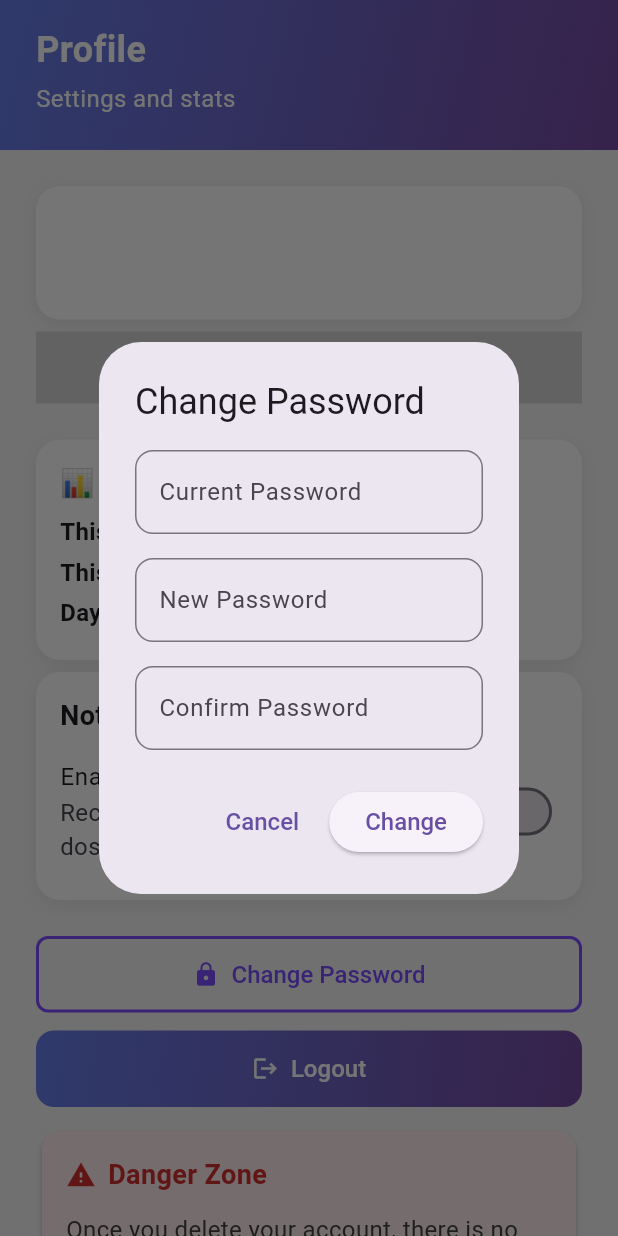
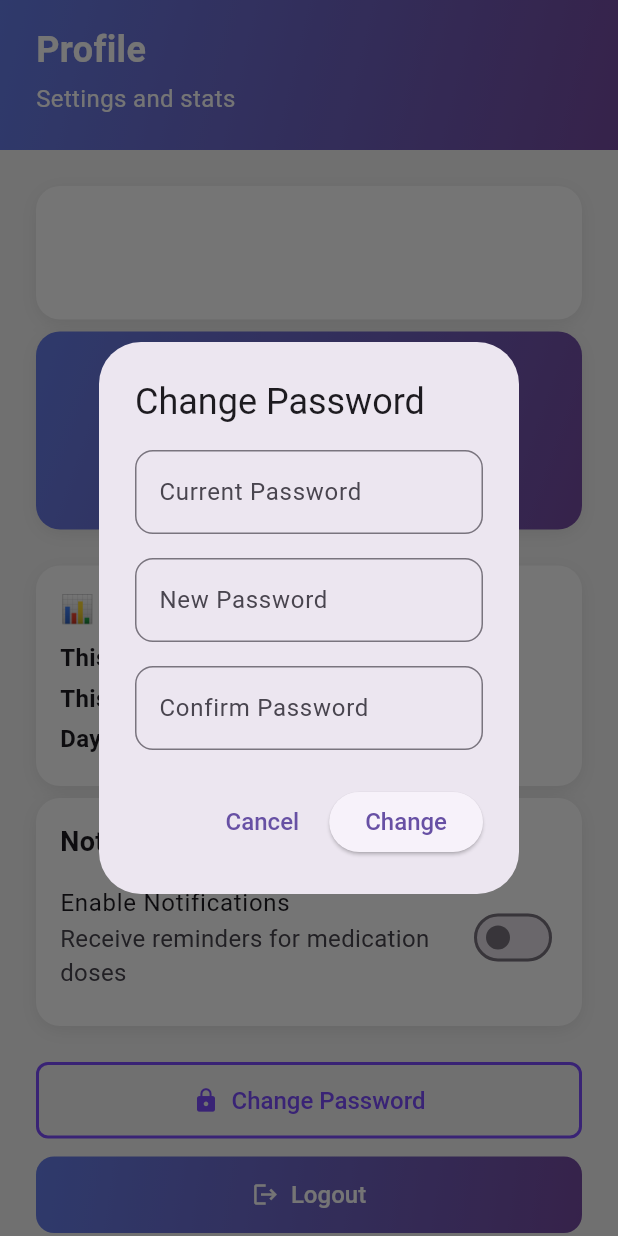
Before and after one commit to xkoziar/MedTrack, a Flutter app: the ProfilePage screen opened directly, after a tap on "Change Password", on a phone screen of 412 x 824 dp. Run offline on Flutter 3.47's test engine with Material 3 defaults, Android fonts, the phone set to English and light mode, and no system bars; our stand-ins replace cloud_firestore, firebase_auth, firebase_core, get_it, rxdart; accounts and stored records are empty.

Commit message:
profile page updated a bit

```diff
--- /dev/null
+++ b/lib/components/profile/profile_content.dart
@@ -0,0 +1,83 @@
+import 'package:flutter/material.dart';
+import 'package:med_track/components/common/adherence_rate_card.dart';
+import 'package:med_track/components/common/gradient_header.dart';
+import 'package:med_track/components/profile/danger_zone_card.dart';
+import 'package:med_track/components/profile/notification_settings_card.dart';
+import 'package:med_track/components/profile/profile_action_buttons.dart';
+import 'package:med_track/components/profile/user_info_card.dart';
+import 'package:med_track/components/profile/user_stats_card.dart';
+import 'package:med_track/database/model/app_user.dart';
+import 'package:med_track/database/model/dose_event.dart';
+import 'package:med_track/utils/constants.dart';
+import 'package:med_track/utils/helpers/adherence_calculator.dart';
+
+class ProfileContent extends StatelessWidget {
+  final AppUser user;
+  final List<DoseEvent> events;
+  final VoidCallback onLogout;
+  final VoidCallback onChangePassword;
+  final VoidCallback onDeleteAccount;
+  final Function(bool) onToggleNotifications;
+
+  const ProfileContent({
+    super.key,
+    required this.user,
+    required this.events,
+    required this.onLogout,
+    required this.onChangePassword,
+    required this.onDeleteAccount,
+    required this.onToggleNotifications,
+  });
+
+  @override
+  Widget build(BuildContext context) {
+    final adherence30d = calculateAdherence(events, MedAdherence.days30);
+    final thisWeekStats = formatAdherence(events, MedAdherence.days7);
+    final thisMonthStats = formatAdherence(events, MedAdherence.days30);
+    final streak = calculateStreak(events);
+
+    return CustomScrollView(
+      slivers: [
+        const GradientSliverHeader(
+          title: 'Profile',
+          subtitle: 'Settings and stats',
+        ),
+        SliverToBoxAdapter(
+          child: Padding(
+            padding: AppPadding.page,
+            child: Column(
+              crossAxisAlignment: CrossAxisAlignment.stretch,
+              children: [
+                UserInfoCard(name: user.name, email: user.email),
+                const SizedBox(height: AppSpacing.sm),
+                AdherenceRateCard(
+                  rate: '${adherence30d.toStringAsFixed(0)}%',
+                  period: '${MedAdherence.days30} days',
+                ),
+                const SizedBox(height: AppSpacing.xl),
+                UserStatsCard(
+                  thisWeek: thisWeekStats,
+                  thisMonth: thisMonthStats,
+                  daysStreak: '$streak days without missed dose',
+                ),
+                const SizedBox(height: AppSpacing.sm),
+                NotificationSettingsCard(
+                  user: user,
+                  onToggle: onToggleNotifications,
+                ),
+                const SizedBox(height: AppSpacing.xl),
+                ProfileActionButtons(
+                  onChangePassword: onChangePassword,
+                  onLogout: onLogout,
+                ),
+                const SizedBox(height: AppSpacing.md),
+                DangerZoneCard(onDelete: onDeleteAccount),
+                const SizedBox(height: 80),
+              ],
+            ),
+          ),
+        ),
+      ],
+    );
+  }
+}
--- a/lib/pages/profile_page.dart
+++ b/lib/pages/profile_page.dart
@@ -1,27 +1,24 @@
 import 'package:flutter/material.dart';
-import 'package:med_track/components/common/gradient_header.dart';
-import 'package:med_track/components/profile/adherence_rate_card.dart';
-import 'package:med_track/components/profile/user_stats_card.dart';
+import 'package:med_track/components/profile/profile_content.dart';
 import 'package:med_track/database/ioc/ioc_container.dart';
+import 'package:med_track/database/model/dose_event.dart';
 import 'package:med_track/database/service/auth_service.dart';
+import 'package:med_track/database/service/dose_event_database_service.dart';
 import 'package:med_track/database/service/user_database_service.dart';
 import 'package:med_track/database/model/app_user.dart';
 
 import '../components/profile/dialogs/change_password_dialog.dart';
 import '../components/profile/dialogs/delete_account_dialog.dart';
-import '../components/profile/user_info_card.dart';
 import '../utils/constants.dart';
 import '../utils/handling_stream_builder.dart';
 import '../utils/snackbar_utils.dart';
-import '../components/profile/notification_settings_card.dart';
-import '../components/profile/profile_action_buttons.dart';
-import '../components/profile/danger_zone_card.dart';
 
 class ProfilePage extends StatelessWidget {
   ProfilePage({super.key});
 
   final _authService = get<AuthService>();
   final _userDbService = get<UserDatabaseService>();
+  final _doseEventDbService = get<DoseEventDatabaseService>();
   late final _userId = _authService.user?.uid;
 
   @override
@@ -50,48 +47,20 @@ class ProfilePage extends StatelessWidget {
             );
           }
 
-          return CustomScrollView(
-            slivers: [
-              GradientSliverHeader(
-                title: 'Profile',
-                subtitle: 'Settings and stats',
-              ),
-              SliverToBoxAdapter(
-                child: Padding(
-                  padding: AppPadding.page,
-                  child: Column(
-                    crossAxisAlignment: CrossAxisAlignment.stretch,
-                    children: [
-                      UserInfoCard(name: user.name, email: user.email),
-                      const SizedBox(height: AppSpacing.sm),
-                      AdherenceRateCard(rate: '87%', period: '30 days'),
-                      const SizedBox(height: AppSpacing.xl),
-                      UserStatsCard(
-                        thisWeek: '92% (33/36 dávek)',
-                        thisMonth: '87% (104/120 dávek)',
-                        daysStreak: '5 dní bez vynechání',
-                      ),
-                      const SizedBox(height: AppSpacing.sm),
-                      NotificationSettingsCard(
-                        user: user,
-                        onToggle: (value) =>
-                            _onToggleNotifications(context, user, value),
-                      ),
-                      const SizedBox(height: AppSpacing.xl),
-                      ProfileActionButtons(
-                        onChangePassword: () =>
-                            _showChangePasswordDialog(context, user),
-                        onLogout: _authService.signOut,
-                      ),
-                      const SizedBox(height: AppSpacing.md),
-                      DangerZoneCard(
-                        onDelete: () => _showDeleteAccountDialog(context, user),
-                      ),
-                    ],
-                  ),
-                ),
-              ),
-            ],
+          return HandlingStreamBuilder<List<DoseEvent>>(
+            stream: _doseEventDbService.observeUserDoseEvents(user.id!),
+            builder: (events) {
+              return ProfileContent(
+                user: user,
+                events: events,
+                onLogout: _authService.signOut,
+                onChangePassword: () =>
+                    _showChangePasswordDialog(context, user),
+                onDeleteAccount: () => _showDeleteAccountDialog(context, user),
+                onToggleNotifications: (value) =>
+                    _onToggleNotifications(context, user, value),
+              );
+            },
           );
         },
       ),
```
